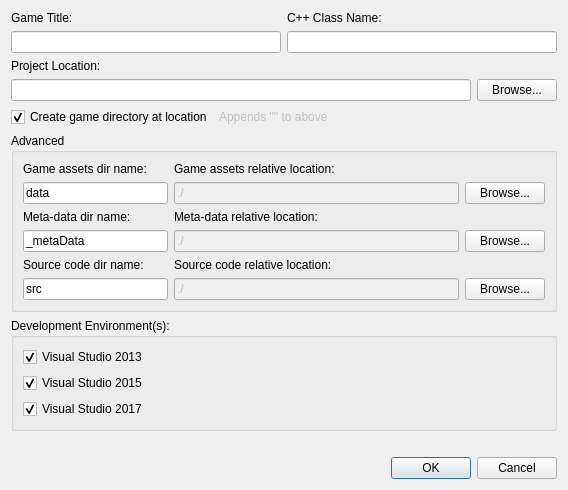
First picture: the form in DesignerTool/src/Dialogs/DlgNewProject.ui, repository GameOverture/HarmonyEngine, before the edit.
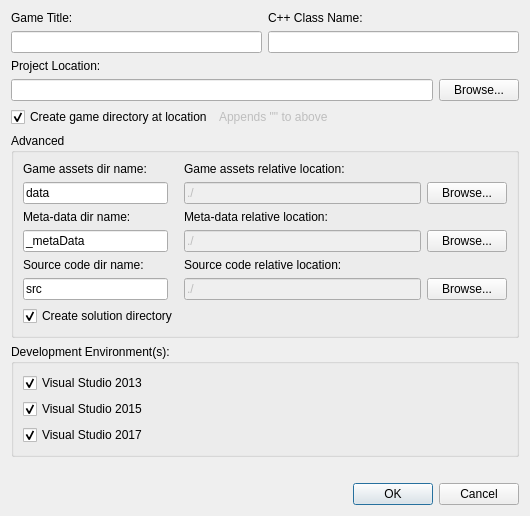
Second picture: the form after the edit.

Commit message: Creating a new project allows the option to create a sub-directory in the source folder where the .vcproj and code resides

```diff
--- a/DesignerTool/src/Dialogs/DlgNewProject.ui
+++ b/DesignerTool/src/Dialogs/DlgNewProject.ui
@@ -6,8 +6,8 @@
    <rect>
     <x>0</x>
     <y>0</y>
-    <width>568</width>
-    <height>467</height>
+    <width>530</width>
+    <height>490</height>
    </rect>
   </property>
   <property name="windowTitle">
@@ -300,6 +300,19 @@
         </property>
        </widget>
       </item>
+      <item row="6" column="0">
+       <widget class="QCheckBox" name="chkCreateProjectDir">
+        <property name="toolTip">
+         <string>Places the solution in the specified source directory, and creates a sub-directory for the project and source code</string>
+        </property>
+        <property name="text">
+         <string>Create solution directory</string>
+        </property>
+        <property name="checked">
+         <bool>true</bool>
+        </property>
+       </widget>
+      </item>
      </layout>
      <zorder>label</zorder>
      <zorder>label_5</zorder>
```
Left out of the diff: 67 changed lines with no effect on the pictures. The commit also changes 1 other file.
